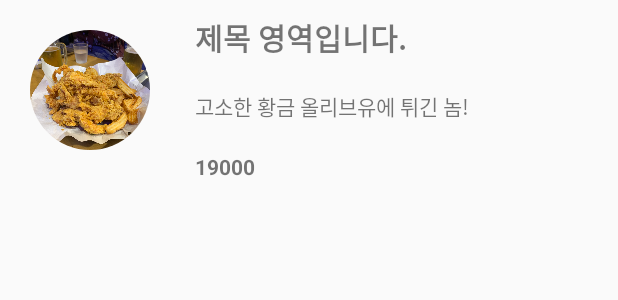
After one commit to Deserve82/kotlin-boiler-plate, an Android app: the layout menu_item.xml on its own in the app's theme, with its tools: preview values and no code run, on a phone screen of 412 x 824 dp. The commit adds this screen. Shown: the top 300 px of the screen. Run offline under Robolectric (Android 15) with nearby library versions, the phone set to English and light mode, and no system bars.

Commit message:
메뉴들 불러오기 준비

```diff
--- /dev/null
+++ b/FaMin copy/app/src/main/res/layout/menu_item.xml
@@ -0,0 +1,43 @@
+<?xml version="1.0" encoding="utf-8"?>
+<LinearLayout xmlns:android="http://schemas.android.com/apk/res/android"
+    android:orientation="horizontal" android:layout_width="match_parent"
+    android:layout_height="match_parent">
+
+    <de.hdodenhof.circleimageview.CircleImageView
+        android:id="@+id/menu_image"
+        android:src="@drawable/chicken1"
+        android:layout_margin="20dp"
+        android:layout_width="80dp"
+        android:layout_height="80dp"/>
+
+    <LinearLayout
+        android:layout_width="match_parent"
+        android:layout_height="wrap_content"
+        android:orientation="vertical">
+        <TextView
+            android:id="@+id/menu_title"
+            android:layout_width="wrap_content"
+            android:layout_height="wrap_content"
+            android:layout_margin="10dp"
+            android:textSize="20dp"
+            android:textStyle="bold"
+            android:text="제목 영역입니다."/>
+        <TextView
+            android:id="@+id/menu_info"
+            android:layout_width="wrap_content"
+            android:layout_height="wrap_content"
+            android:layout_margin="10dp"
+            android:text="고소한 황금 올리브유에 튀긴 놈!"
+            />
+        <TextView
+            android:id="@+id/menu_price"
+            android:layout_width="wrap_content"
+            android:layout_height="wrap_content"
+            android:layout_marginLeft="10dp"
+            android:layout_marginTop="10dp"
+            android:textStyle="bold"
+            android:text="19000"/>
+
+    </LinearLayout>
+
+</LinearLayout>
```
Also changed, not shown: FaMin copy/app/src/main/java/com/example/famin/fragment/MarketInfo/ContentFragment.kt (+6 -10 lines), FaMin copy/app/src/main/java/com/example/famin/fragment/MarketInfo/ListAdaptor.kt (+7 -3 lines).
